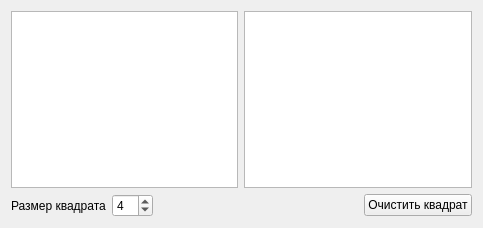
Qt form magicsquarecipher.ui (smarttowel/crypto) before a commit.
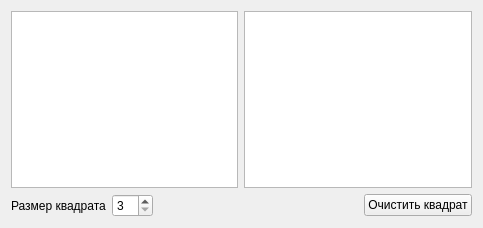
The same form after that commit.

Commit message: Finished magic square cipher

Patch:
```diff
--- a/magicsquarecipher.ui
+++ b/magicsquarecipher.ui
@@ -63,10 +63,10 @@
        <item>
         <widget class="QSpinBox" name="spinBox">
          <property name="minimum">
-          <number>1</number>
+          <number>3</number>
          </property>
          <property name="value">
-          <number>4</number>
+          <number>3</number>
          </property>
         </widget>
        </item>
```
The commit also changes 2 other files.
